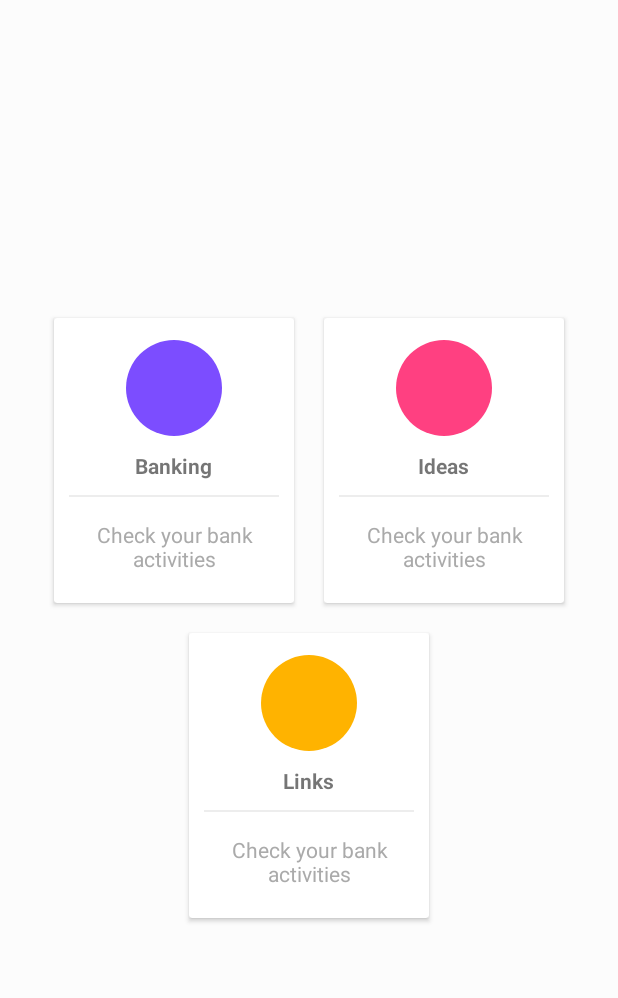
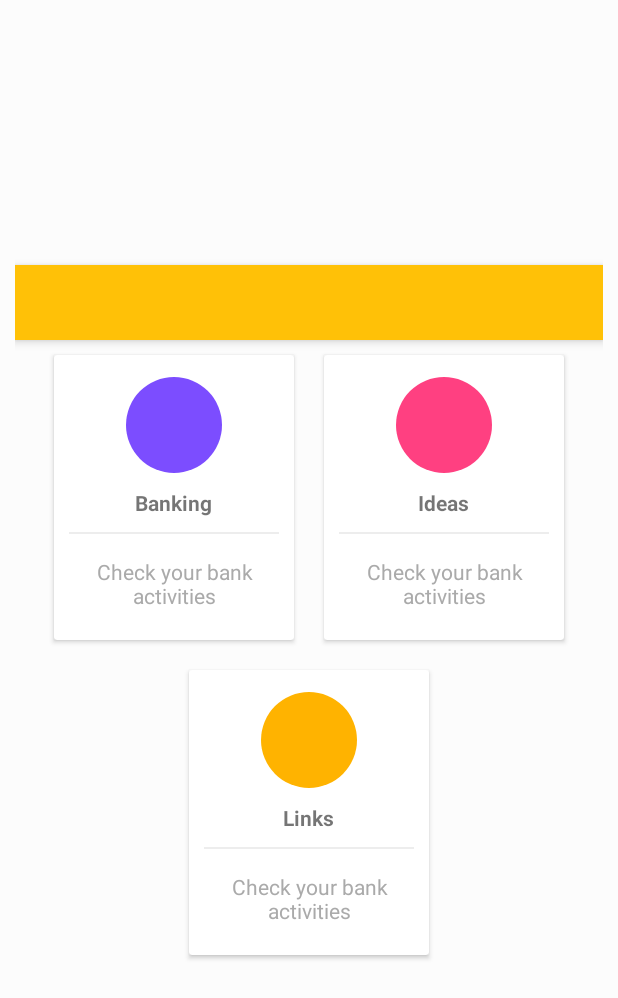
Before and after one commit to akira783/Chat_On, an Android app: the layout activity_main.xml on its own in the app's theme, with its tools: preview values and no code run, on a phone screen of 412 x 824 dp. Shown: the top 998 px of the screen. Run offline under Robolectric (Android 15) with nearby library versions, the phone set to English and light mode, and no system bars.

Commit message:
commit 2

```diff
--- a/app/build.gradle
+++ b/app/build.gradle
@@ -22,10 +22,14 @@ dependencies {
     implementation fileTree(dir: 'libs', include: ['*.jar'])
     implementation 'com.android.support:appcompat-v7:26.1.0'
     implementation 'com.android.support.constraint:constraint-layout:1.0.2'
+    implementation 'com.android.support:support-v4:26.1.0'
     testImplementation 'junit:junit:4.12'
     androidTestImplementation 'com.android.support.test:runner:1.0.1'
     androidTestImplementation 'com.android.support.test.espresso:espresso-core:3.0.1'
     implementation 'com.android.support:recyclerview-v7:26.1.0'
     implementation 'com.android.support:cardview-v7:26.1.0'
     compile 'com.android.support:cardview-v7:25.3.1'
+    compile 'com.android.support:appcompat-v7:21.0.3'
+    compile 'com.android.support:design:25.3.1'
+
 }
--- a/app/src/main/AndroidManifest.xml
+++ b/app/src/main/AndroidManifest.xml
@@ -14,7 +14,7 @@
         android:supportsRtl="true"
         android:theme="@style/AppTheme"
         >
-        <activity android:name=".AppelActivity">
+        <activity android:name=".MainActivity">
         <intent-filter>
             <action android:name="android.intent.action.MAIN"/>
             <category android:name="android.intent.category.LAUNCHER" />
@@ -25,7 +25,7 @@
         <activity android:name=".ContactActivity"
             android:theme="@style/Contact"
             />
-        <activity android:name=".MainActivity"
+        <activity android:name=".AppelActivity"
             />
 
     </application>
--- a/app/src/main/java/akira/fr/chat_on/ContactActivity.java
+++ b/app/src/main/java/akira/fr/chat_on/ContactActivity.java
@@ -7,6 +7,9 @@ import android.support.v7.widget.Toolbar;
 
 public class ContactActivity extends AppCompatActivity {
 
+
+    public ContactActivity(){}
+
     @Override
     protected void onCreate(Bundle savedInstanceState) {
         super.onCreate(savedInstanceState);
--- a/app/src/main/java/akira/fr/chat_on/DiscussionActivity.java
+++ b/app/src/main/java/akira/fr/chat_on/DiscussionActivity.java
@@ -5,6 +5,7 @@ import android.os.Bundle;
 
 public class DiscussionActivity extends AppCompatActivity {
 
+    public DiscussionActivity(){}
     @Override
     protected void onCreate(Bundle savedInstanceState) {
         super.onCreate(savedInstanceState);
--- a/app/src/main/res/layout/activity_main.xml
+++ b/app/src/main/res/layout/activity_main.xml
@@ -2,6 +2,7 @@
 <LinearLayout
     xmlns:android="http://schemas.android.com/apk/res/android"
     xmlns:app="http://schemas.android.com/apk/res-auto"
+
     xmlns:tools="http://schemas.android.com/tools"
     android:layout_width="match_parent"
     android:layout_height="match_parent"
@@ -11,12 +12,56 @@
     android:background="#fcfcfc"
     android:gravity="center"
     android:id="@+id/ll">
+<!--
+    <android.support.design.widget.AppBarLayout
+        android:layout_width="match_parent"
+        android:layout_height="wrap_content"
+        android:theme="@style/ThemeOverlay.AppCompat.Dark.ActionBar">
+
+        <android.support.v7.widget.Toolbar
+            android:id="@+id/toolbar"
+            android:layout_width="match_parent"
+            android:layout_height="?attr/actionBarSize"
+            android:background="#00000000"
+            app:layout_scrollFlags="scroll|enterAlways"
+            app:popupTheme="@style/ThemeOverlay.AppCompat.Light" />
+
+        <android.support.design.widget.TabLayout
+            android:id="@+id/tabs"
+            android:layout_width="match_parent"
+            android:layout_height="wrap_content"
+            app:tabMode="scrollable"/>
+
+    </android.support.design.widget.AppBarLayout>
+
+    <android.support.v4.view.ViewPager
+        android:id="@+id/viewpager"
+        android:layout_width="match_parent"
+        android:layout_height="match_parent"
+        app:layout_behavior="@string/appbar_scrolling_view_behavior"  />
+-->
+    <android.support.design.widget.AppBarLayout
+        android:layout_width="match_parent"
+        android:layout_height="wrap_content"
+        android:theme="@style/ThemeOverlay.AppCompat.Dark.ActionBar">
+
+
+        <android.support.v4.view.ViewPager
+            android:id="@+id/viewpager"
+            android:layout_width="match_parent"
+            android:layout_height="50dp"
+            app:layout_behavior="@string/appbar_scrolling_view_behavior">
+        </android.support.v4.view.ViewPager>
+
+    </android.support.design.widget.AppBarLayout>
+
     <LinearLayout
         android:clipToPadding="false"
         android:gravity="center"
         android:orientation="horizontal"
         android:layout_width="match_parent"
         android:layout_height="wrap_content">
+
         <android.support.v7.widget.CardView
             android:foreground="?android:attr/selectableItemBackground"
             android:clickable="true"
@@ -94,8 +139,8 @@
 
             </LinearLayout>
         </android.support.v7.widget.CardView>
+    </LinearLayout>
 
-    </LinearLayout>
     <LinearLayout
         android:clipToPadding="false"
         android:gravity="center"
@@ -146,15 +191,13 @@
 
             </LinearLayout>
         </android.support.v7.widget.CardView>
+    </LinearLayout>
 
-    </LinearLayout>
     <LinearLayout
         android:clipToPadding="false"
         android:gravity="center"
         android:orientation="horizontal"
         android:layout_width="match_parent"
         android:layout_height="wrap_content">
-
-
     </LinearLayout>
 </LinearLayout>
--- a/app/src/main/res/layout/item_activity_appel.xml
+++ b/app/src/main/res/layout/item_activity_appel.xml
@@ -48,4 +48,6 @@
         android:layout_below="@+id/tv_duration"
         android:layout_marginTop="21dp"
         android:text="TextView" />
+
+
 </RelativeLayout>
--- /dev/null
+++ b/app/src/main/res/values/dimens.xml
@@ -0,0 +1,4 @@
+<?xml version="1.0" encoding="utf-8"?>
+<resources>
+    <dimen name="text_margin">16dp</dimen>
+</resources>
--- a/app/src/main/res/values/strings.xml
+++ b/app/src/main/res/values/strings.xml
@@ -1,3 +1,8 @@
 <resources>
     <string name="app_name">Chat_On</string>
+
+    <!-- TODO: Remove or change this placeholder text -->
+    <string name="contact_fragment">Contacts</string>
+    <string name="appel_fragment">Appel</string>
+    <string name="sms_fragment">SMS</string>
 </resources>
```
Also changed, not shown: app/src/main/java/akira/fr/chat_on/AppelActivity.java (+7 -13 lines), app/src/main/java/akira/fr/chat_on/MainActivity.java (+111 -0 lines), app/src/main/java/akira/fr/chat_on/ToolbarFragment.java (added, +68 -0 lines), app/src/main/res/layout/fragment_toolbar.xml (added, +35 -0 lines), app/src/main/res/layout/layout_page.xml (added, +14 -0 lines).
